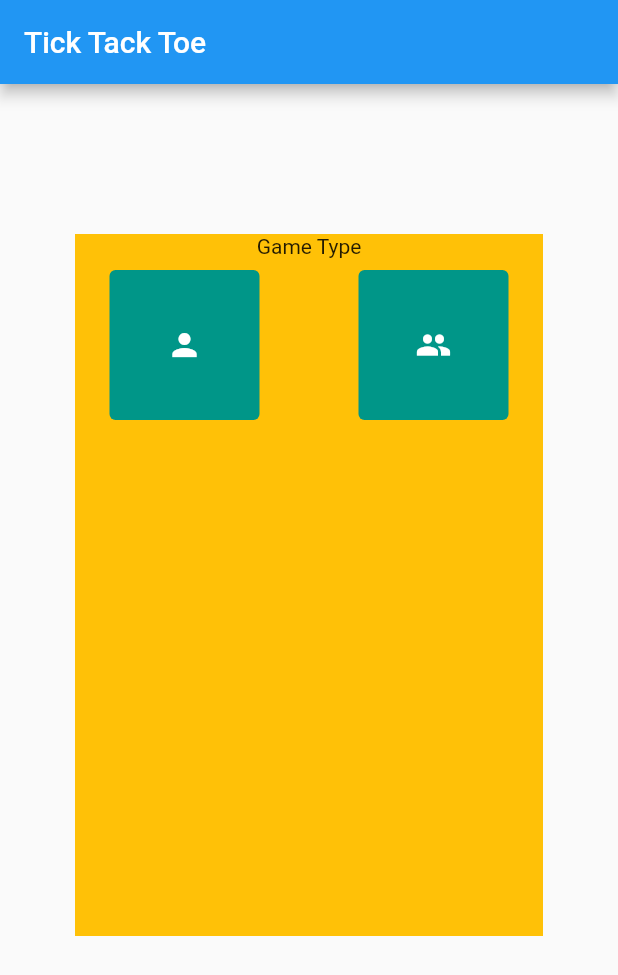
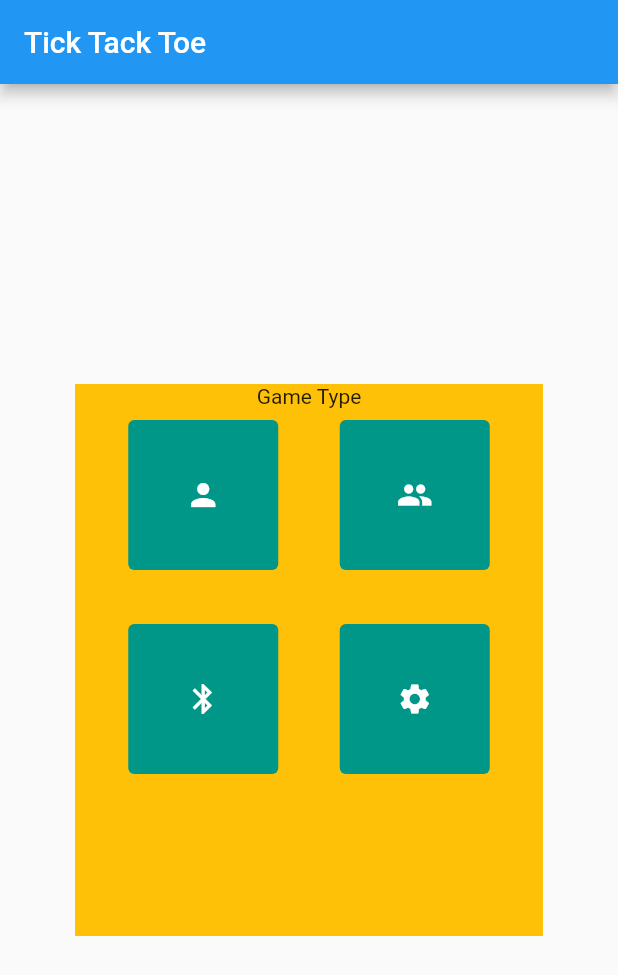
Before and after one commit to ScherrerMichael/Tic-Tac, a Flutter app: the screen it shows after launch, on a phone screen of 412 x 824 dp. Shown: the top 975 px of the screen. Run offline on Flutter 3.47's test engine with Material 2 defaults, Android fonts, the phone set to English and light mode, and no system bars.

Commit message:
modified player select menu for mobile, added options and bluetooth buttons

```diff
--- a/lib/main.dart
+++ b/lib/main.dart
@@ -36,7 +36,7 @@ class _MyAppState extends State<MyApp> {
                     data: gameData,
                   )
                 : AnimatedPositioned(
-                    top: currentScreen != HomeScreen.icon ? 100 : 100,
+                    top: currentScreen != HomeScreen.icon ? 200 : 100,
                     left: 50,
                     right: 50,
                     bottom: currentScreen == HomeScreen.icon ? 100 : 200,
--- a/lib/menu.dart
+++ b/lib/menu.dart
@@ -24,7 +24,6 @@ class PlayerSelectBar extends StatelessWidget {
     return (Column(
       children: [
         Text("Game Type"),
-        SizedBox(),
         ButtonBar(
           alignment: MainAxisAlignment.center,
           children: [
@@ -44,7 +43,7 @@ class PlayerSelectBar extends StatelessWidget {
               },
             ),
             SizedBox(
-              width: 50,
+              width: 25,
             ),
             TextButton(
               style: TextButton.styleFrom(
@@ -54,6 +53,48 @@ class PlayerSelectBar extends StatelessWidget {
                 onSurface: Colors.grey,
               ),
               child: Icon(Icons.people),
+              onPressed: () {
+                print('Two Player Selected');
+                data.isMultiplayer = true;
+                // homeCallBack(HomeScreen.icon);
+                menuCallBack(MenuScreen.playerNames);
+              },
+            )
+          ],
+        ),
+        SizedBox(
+          height: 20,
+        ),
+        ButtonBar(
+          // button bar 2
+          alignment: MainAxisAlignment.center,
+          children: [
+            TextButton(
+              style: TextButton.styleFrom(
+                minimumSize: Size(100, 100),
+                primary: Colors.white,
+                backgroundColor: Colors.teal,
+                onSurface: Colors.grey,
+              ),
+              child: Icon(Icons.bluetooth),
+              onPressed: () {
+                print('One Player Selected');
+                data.isMultiplayer = false;
+                homeCallBack(HomeScreen.icon);
+                menuCallBack(MenuScreen.playerNames);
+              },
+            ),
+            SizedBox(
+              width: 25,
+            ),
+            TextButton(
+              style: TextButton.styleFrom(
+                minimumSize: Size(100, 100),
+                primary: Colors.white,
+                backgroundColor: Colors.teal,
+                onSurface: Colors.grey,
+              ),
+              child: Icon(Icons.settings),
               onPressed: () {
                 print('Two Player Selected');
                 data.isMultiplayer = true;
@@ -105,7 +146,7 @@ class _PlayerSetupState extends State<PlayerSetup> {
       children: [
         Text("Player Customization"),
         SizedBox(
-          height: 100,
+          height: 50,
         ),
         Container(
           width: 400,
@@ -151,7 +192,6 @@ class _PlayerSetupState extends State<PlayerSetup> {
                 ),
                 onPressed: () {
                   print("player 1 confirmed");
-                  // menuCallBack(MenuScreen.playGame);
                   homeCallBack(HomeScreen.play);
                 },
               )
```
